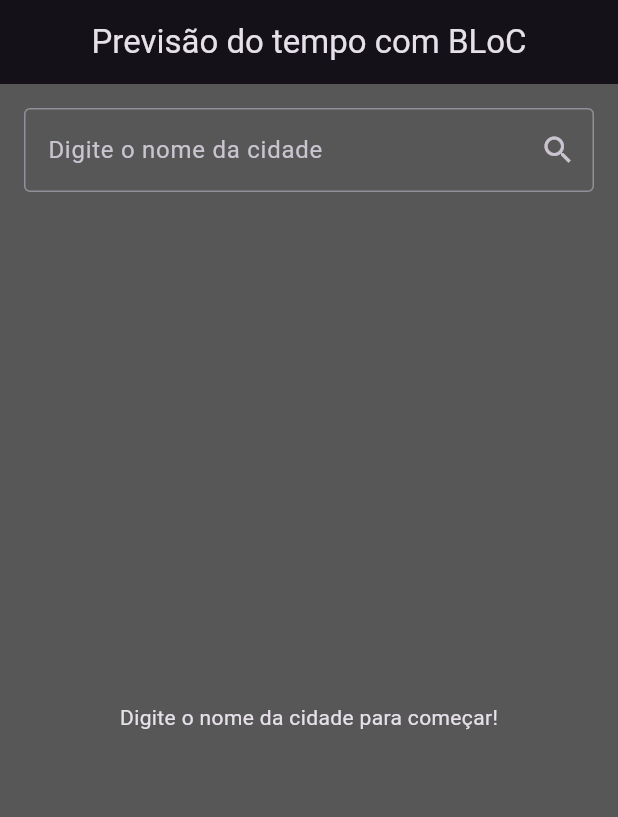
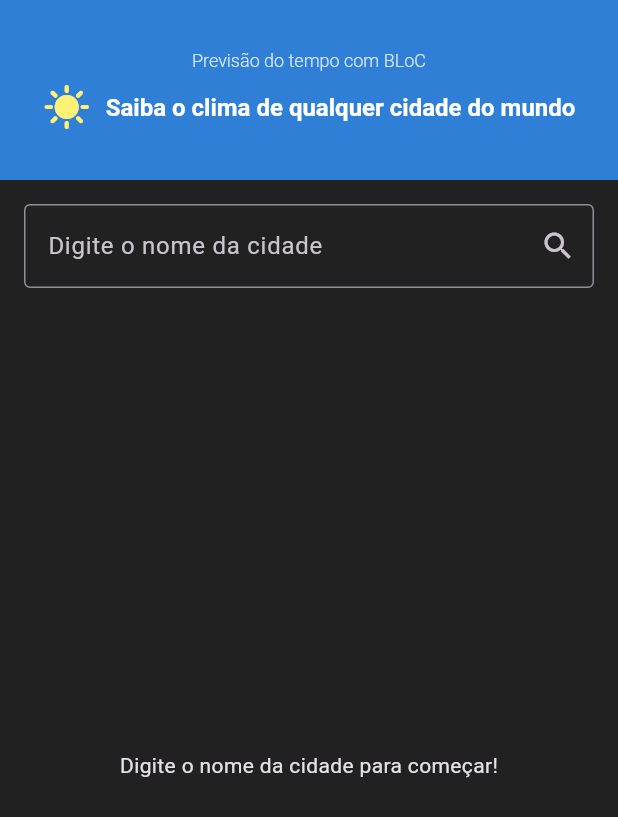
Before and after one commit to WallacyFrancis/app_my_weather, a Flutter app: the screen it shows after launch, on a phone screen of 412 x 824 dp. Shown: the top 817 px of the screen. Run offline on Flutter 3.47's test engine with Material 3 defaults, Android fonts, the light colour scheme and no system bars; our stand-ins replace equatable, flutter_bloc, flutter_dotenv.

Commit message:
atualiza a cor de fundo do scaffold e melhora a aparência do AppBar na tela de previsão do tempo, incluindo novos elementos visuais e estilização

```diff
--- a/lib/main.dart
+++ b/lib/main.dart
@@ -24,7 +24,7 @@ class MyApp extends StatelessWidget {
       theme: ThemeData(
         brightness: Brightness.dark,
         primarySwatch: Colors.blue,
-        scaffoldBackgroundColor: const Color.fromARGB(255, 87, 87, 87),
+        scaffoldBackgroundColor: Colors.grey[900],
       ),
       // 1. Injetando o BLoC
       // O BlocProvider cria uma instância do WeatherBloc e a torna disponível
--- a/lib/screens/weather_screen.dart
+++ b/lib/screens/weather_screen.dart
@@ -13,7 +13,45 @@ class WeatherScreen extends StatelessWidget {
   Widget build(BuildContext context) {
     return Scaffold(
       appBar: AppBar(
-        title: const Text('Previsão do tempo com BLoC'),
+        toolbarHeight: 120, // Aumentando a altura do AppBar
+        backgroundColor: Colors.blue.shade700,
+        elevation: 8,
+        title: Column(
+          mainAxisAlignment: MainAxisAlignment.center,
+          children: [
+            // Texto pequeno na parte superior
+            Text(
+              'Previsão do tempo com BLoC',
+              style: TextStyle(
+                fontSize: 12,
+                color: Colors.white.withValues(alpha: 0.8),
+                fontWeight: FontWeight.w300,
+              ),
+            ),
+            const SizedBox(height: 8),
+            // Ícone de clima
+            Row(
+              mainAxisAlignment: MainAxisAlignment.center,
+              crossAxisAlignment: CrossAxisAlignment.center,
+              mainAxisSize: MainAxisSize.min,
+              children: [
+                Icon(Icons.sunny, size: 32, color: Colors.yellow.shade300),
+                const SizedBox(width: 10),
+                const Text(
+                  'Saiba o clima de qualquer cidade do mundo',
+                  style: TextStyle(
+                    fontSize: 16,
+                    fontWeight: FontWeight.w600,
+                    color: Colors.white,
+                  ),
+                  textAlign: TextAlign.center,
+                ),
+              ],
+            ),
+            // const SizedBox(height: 8),
+            // Texto descritivo
+          ],
+        ),
         centerTitle: true,
       ),
       body: Padding(
```
